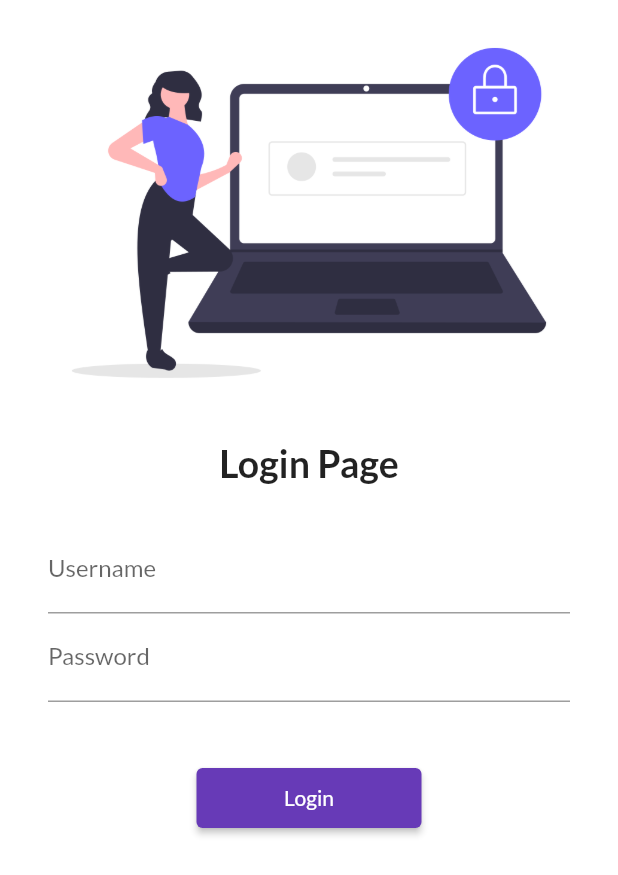
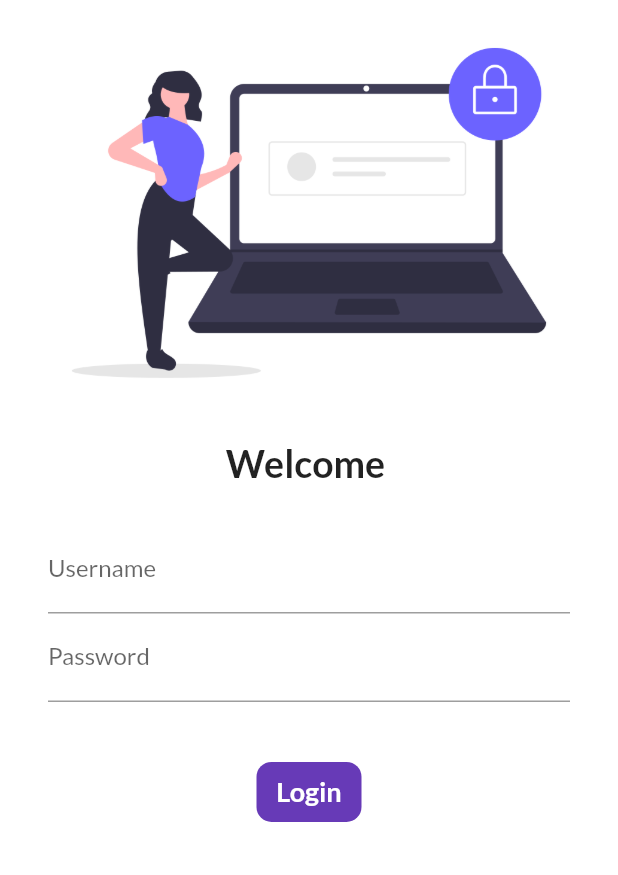
Before and after one commit to AnasBaqai/Catalog_APP, a Flutter app: the screen it shows after launch, on a phone screen of 412 x 824 dp. Shown: the top 875 px of the screen. Run offline on Flutter 3.47's test engine with Material 2 defaults, Android fonts, the phone set to English and light mode, and no system bars; our stand-ins replace google_fonts.

Commit message:
day6 completed

```diff
--- a/lib/pages/login.dart
+++ b/lib/pages/login.dart
@@ -1,9 +1,19 @@
 import 'dart:ui';
 
 import 'package:flutter/material.dart';
+// ignore: unused_import
 import 'package:flutter_catalog/utils/routes.dart';
 
-class LoginPage extends StatelessWidget {
+class LoginPage extends StatefulWidget {
+  @override
+  _LoginPageState createState() => _LoginPageState();
+}
+
+class _LoginPageState extends State<LoginPage> {
+  String name = "";
+  bool changebutton = false;
+
+  get child => null;
   @override
   Widget build(BuildContext context) {
     return Material(
@@ -18,7 +28,7 @@ class LoginPage extends StatelessWidget {
               SizedBox(
                 height: 10,
               ),
-              Text("Login Page",
+              Text("Welcome $name",
                   style: TextStyle(
                     fontSize: 25,
                     fontWeight: FontWeight.bold,
@@ -32,25 +42,69 @@ class LoginPage extends StatelessWidget {
                 child: Column(
                   children: [
                     TextFormField(
-                        decoration: InputDecoration(
-                            hintText: "enter username", labelText: "Username")),
+                      decoration: InputDecoration(
+                          hintText: "enter username", labelText: "Username"),
+                      onChanged: (value) {
+                        name = value;
+                        setState(() {});
+                      },
+                    ),
                     TextFormField(
-                        obscureText: true,
-                        decoration: InputDecoration(
-                          hintText: "enter password",
-                          labelText: "Password",
-                        )),
+                      obscureText: true,
+                      decoration: InputDecoration(
+                        hintText: "enter password",
+                        labelText: "Password",
+                      ),
+                    ),
                     SizedBox(
                       height: 40.0,
                     ),
-                    ElevatedButton(
+                    InkWell(
+                      onTap: () async {
+                        setState(() {
+                          changebutton = true;
+                        });
+                        await Future.delayed(Duration(seconds: 1));
+                        Navigator.pushNamed(context, MyRoutes.homeRoute);
+                      },
+                      child: AnimatedContainer(
+                        duration: Duration(seconds: 1),
+                        height: 40,
+                        width: changebutton ? 40 : 70,
+                        alignment: Alignment.center,
+                        child: changebutton
+                            ? Icon(
+                                Icons.done,
+                                color: Colors.white,
+                              )
+                            : Text(
+                                "Login",
+                                style: TextStyle(
+                                  color: Colors.white,
+                                  fontWeight: FontWeight.bold,
+                                  fontSize: 18,
+                                ),
+                              ),
+                        decoration: BoxDecoration(
+                          /* shape: changebutton
+                              ? BoxShape.circle
+                              : BoxShape.rectangle,*/
+                          color: Colors.deepPurple,
+                          borderRadius:
+                              BorderRadius.circular(changebutton ? 40 : 10),
+                        ),
+                      ),
+                    )
+                    /* ElevatedButton(
                         onPressed: () {
                           Navigator.pushNamed(context, MyRoutes.homeRoute);
+
                         },
                         child: Text("Login"),
                         style: TextButton.styleFrom(
                           minimumSize: Size(150, 40),
-                        ))
+                        )
+                        )*/
                   ],
                 ),
               ),
```
